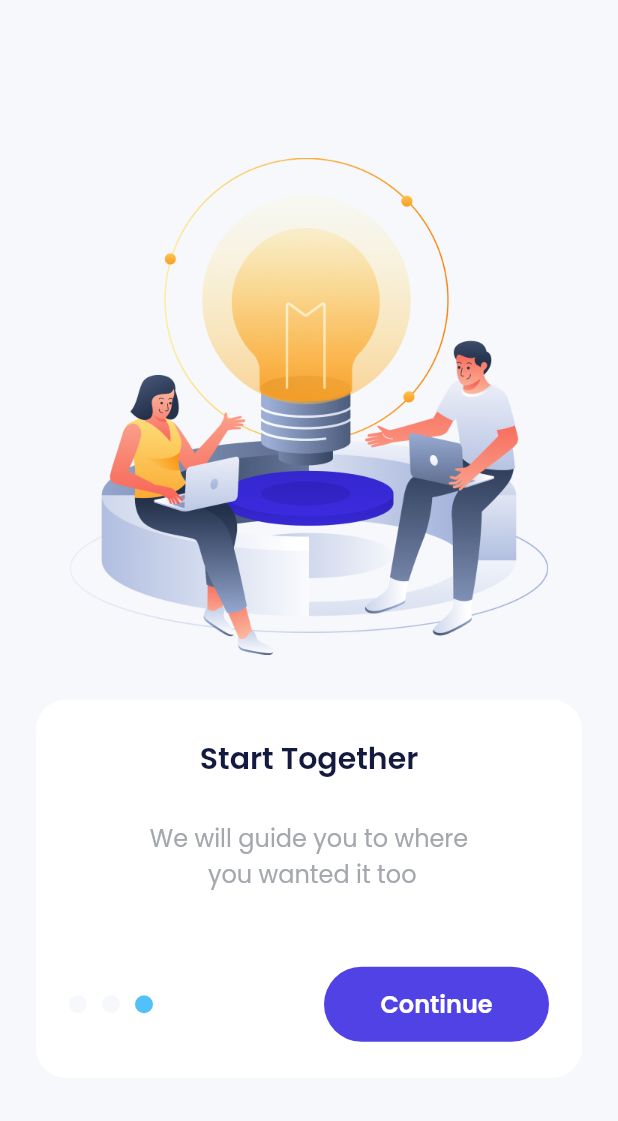
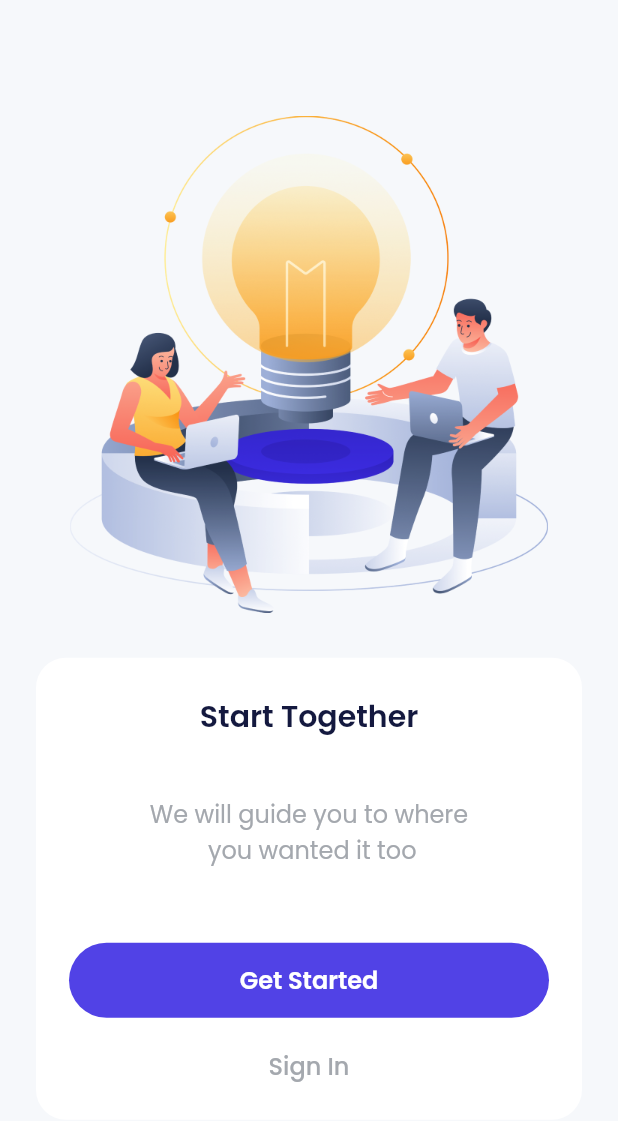
Before and after one commit to yusuffront99/e-wallet-app, a Flutter app: the screen it shows after launch, swiped to page 3, on a phone screen of 412 x 824 dp. Shown: the top 1121 px of the screen. Run offline on Flutter 3.47's test engine with Material 2 defaults, Android fonts, the phone set to English and light mode, and no system bars; drawn by our look-alikes of carousel_slider; our stand-ins replace google_fonts.

Commit message:
updated page --onboarding page

```diff
--- a/lib/ui/pages/onboarding_page.dart
+++ b/lib/ui/pages/onboarding_page.dart
@@ -81,8 +81,8 @@ class _OnboardingPageState extends State<OnboardingPage> {
                     ),
                     textAlign: TextAlign.center,
                   ),
-                  const SizedBox(
-                    height: 26,
+                  SizedBox(
+                    height: currentIndex == 2 ? 38 : 50,
                   ),
                   Text(
                     subtitles[currentIndex],
@@ -94,7 +94,56 @@ class _OnboardingPageState extends State<OnboardingPage> {
                   const SizedBox(
                     height: 50,
                   ),
-                  Row(
+                  currentIndex == 2
+                      ? Column(
+                          children: [
+                            SizedBox(
+                              width: double
+                                  .infinity, //== menambah width dengan menyesuaikan luas bidang layar
+                              height: 50,
+                              child: TextButton(
+                                onPressed: () {
+                                  carouselController.nextPage();
+                                },
+                                style: TextButton.styleFrom(
+                                  backgroundColor: purpleColor,
+                                  shape: RoundedRectangleBorder(
+                                    borderRadius: BorderRadius.circular(56),
+                                  ),
+                                ),
+                                child: Text(
+                                  'Get Started',
+                                  style: whiteTextStyle.copyWith(
+                                    fontSize: 16,
+                                    fontWeight: semiBold,
+                                  ),
+                                ),
+                              ),
+                            ),
+                            const SizedBox(
+                              height: 20,
+                            ),
+                            SizedBox(
+                              width: double
+                                  .infinity, //== menambah width dengan menyesuaikan luas bidang layar
+                              height: 24,
+                              child: TextButton(
+                                onPressed: () {
+                                  carouselController.nextPage();
+                                },
+                                style: TextButton.styleFrom(
+                                    padding: EdgeInsets.zero),
+                                child: Text(
+                                  'Sign In',
+                                  style: greyTextStyle.copyWith(
+                                    fontSize: 16,
+                                  ),
+                                ),
+                              ),
+                            ),
+                          ],
+                        )
+                      : Row(
                           children: [
                             Container(
                               width: 12,
```
Lines whose indentation alone changed are shown as unchanged.
